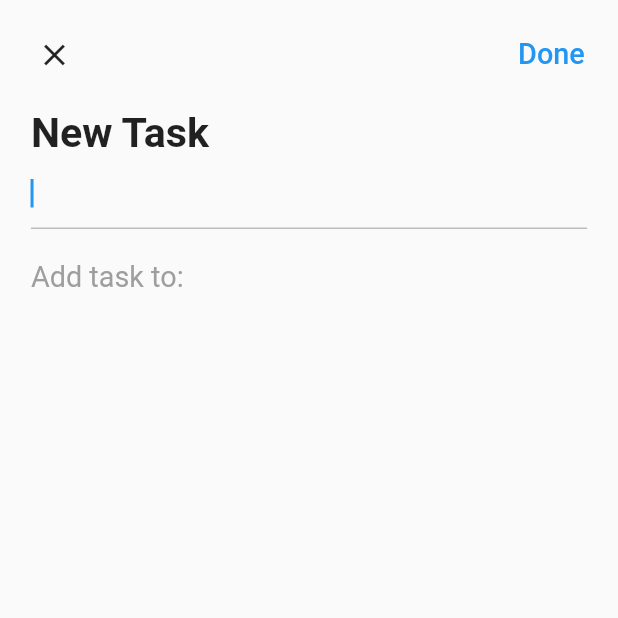
After one commit to mariugo/docket, a Flutter app: the AddTodoDialogWidget screen opened directly, on a phone screen of 412 x 824 dp, the top half of it. The commit adds this screen. Run offline on Flutter 3.47's test engine with Material 2 defaults, Android fonts, the phone set to English and light mode, and no system bars; our stand-ins replace dotted_border, equatable, flutter_easyloading, get, get_storage, step_progress_indicator; accounts and stored records are empty.

Commit message:
AddTodoDialog and functions done

```diff
--- a/lib/modules/home/home_controller.dart
+++ b/lib/modules/home/home_controller.dart
@@ -10,6 +10,7 @@ class HomeController extends GetxController {
   final formKey = GlobalKey<FormState>();
   final editController = TextEditingController();
   final tasks = <Task>[].obs;
+  final task = Rx<Task?>(null);
   final chipIndex = 0.obs;
   final isDeleting = false.obs;
 
@@ -38,6 +39,10 @@ class HomeController extends GetxController {
     tasks.remove(task);
   }
 
+  void changeTask(Task? selectTask) {
+    task.value = selectTask;
+  }
+
   void changeChipIndex(int index) {
     chipIndex.value = index;
   }
@@ -49,4 +54,27 @@ class HomeController extends GetxController {
     tasks.add(task);
     return true;
   }
+
+  bool updateTask(Task task, String title) {
+    var todos = task.todos ?? [];
+    if (containsTodo(todos, title)) {
+      return false;
+    }
+    var todo = {
+      'title': title,
+      'done': false,
+    };
+    todos.add(todo);
+    var newTask = task.copyWith(todos: todos);
+    int oldIndex = tasks.indexOf(task);
+    tasks[oldIndex] = newTask;
+    tasks.refresh();
+    return true;
+  }
+
+  bool containsTodo(List todos, String title) {
+    return todos.any(
+      (_todo) => _todo['title'] == title,
+    );
+  }
 }
--- a/lib/modules/home/home_view.dart
+++ b/lib/modules/home/home_view.dart
@@ -1,6 +1,7 @@
 import 'package:docket/core/values/colors.dart';
 import 'package:docket/data/model/task.dart';
 import 'package:docket/modules/home/widgets/add_card_widget.dart';
+import 'package:docket/modules/home/widgets/add_todo_dialog_widget.dart';
 import 'package:docket/modules/home/widgets/task_card_widget.dart';
 import 'package:flutter/material.dart';
 import 'package:flutter_easyloading/flutter_easyloading.dart';
@@ -64,7 +65,10 @@ class HomeView extends GetView<HomeController> {
           return Obx(
             () => FloatingActionButton(
               backgroundColor: controller.isDeleting.value ? Colors.red : blue,
-              onPressed: () {},
+              onPressed: () => Get.to(
+                () => AddTodoDialogWidget(),
+                transition: Transition.downToUp,
+              ),
               child: Icon(
                 controller.isDeleting.value ? Icons.delete : Icons.add,
               ),
--- /dev/null
+++ b/lib/modules/home/widgets/add_todo_dialog_widget.dart
@@ -0,0 +1,168 @@
+import 'package:docket/core/utils/extensions.dart';
+import 'package:flutter/material.dart';
+import 'package:flutter_easyloading/flutter_easyloading.dart';
+import 'package:get/get.dart';
+
+import '../home_controller.dart';
+
+class AddTodoDialogWidget extends StatelessWidget {
+  final homeController = Get.find<HomeController>();
+
+  AddTodoDialogWidget({
+    Key? key,
+  }) : super(key: key);
+
+  @override
+  Widget build(BuildContext context) {
+    return Scaffold(
+      body: Form(
+        key: homeController.formKey,
+        child: ListView(
+          children: [
+            Padding(
+              padding: EdgeInsets.all(3.0.deviceWidth),
+              child: Row(
+                mainAxisAlignment: MainAxisAlignment.spaceBetween,
+                children: [
+                  IconButton(
+                    onPressed: () {
+                      Get.back();
+                      homeController.editController.clear();
+                      homeController.changeTask(null);
+                    },
+                    icon: const Icon(
+                      Icons.close,
+                    ),
+                  ),
+                  TextButton(
+                    style: ButtonStyle(
+                      overlayColor: MaterialStateProperty.all(
+                        Colors.transparent,
+                      ),
+                    ),
+                    onPressed: () {
+                      if (homeController.formKey.currentState!.validate()) {
+                        if (homeController.task.value == null) {
+                          EasyLoading.showError('Please select task type');
+                        } else {
+                          bool success = homeController.updateTask(
+                            homeController.task.value!,
+                            homeController.editController.text,
+                          );
+                          if (success) {
+                            EasyLoading.showSuccess('Todo item added');
+                            Get.back();
+                            homeController.changeTask(null);
+                          } else {
+                            EasyLoading.showError('Todo item already exists');
+                          }
+                          homeController.editController.clear();
+                        }
+                      }
+                    },
+                    child: Text(
+                      'Done',
+                      style: TextStyle(
+                        fontSize: 14.0.sp,
+                      ),
+                    ),
+                  ),
+                ],
+              ),
+            ),
+            Padding(
+              padding: EdgeInsets.symmetric(horizontal: 5.0.deviceWidth),
+              child: Text(
+                'New Task',
+                style: TextStyle(
+                  fontSize: 20.0.sp,
+                  fontWeight: FontWeight.bold,
+                ),
+              ),
+            ),
+            Padding(
+              padding: EdgeInsets.symmetric(horizontal: 5.0.deviceWidth),
+              child: TextFormField(
+                  controller: homeController.editController,
+                  decoration: InputDecoration(
+                    focusedBorder: UnderlineInputBorder(
+                      borderSide: BorderSide(
+                        color: Colors.grey[400]!,
+                      ),
+                    ),
+                  ),
+                  autofocus: true,
+                  validator: (_value) {
+                    if (_value == null || _value.trim().isEmpty) {
+                      return 'Please, enter your todo item';
+                    }
+                    return null;
+                  }),
+            ),
+            Padding(
+              padding: EdgeInsets.only(
+                top: 5.0.deviceWidth,
+                left: 5.0.deviceWidth,
+                right: 5.0.deviceWidth,
+                bottom: 2.0.deviceWidth,
+              ),
+              child: Text(
+                'Add task to:',
+                style: TextStyle(
+                  fontSize: 14.0.sp,
+                  color: Colors.grey,
+                ),
+              ),
+            ),
+            ...homeController.tasks.map(
+              (_element) => Obx(
+                () => InkWell(
+                  onTap: () => homeController.changeTask(_element),
+                  child: Padding(
+                    padding: EdgeInsets.symmetric(
+                      vertical: 3.0.deviceWidth,
+                      horizontal: 5.0.deviceWidth,
+                    ),
+                    child: Row(
+                      mainAxisAlignment: MainAxisAlignment.spaceBetween,
+                      children: [
+                        Row(
+                          children: [
+                            Icon(
+                              IconData(
+                                _element.icon,
+                                fontFamily: 'MaterialIcons',
+                              ),
+                              color: HexColor.fromHex(
+                                _element.color,
+                              ),
+                            ),
+                            SizedBox(
+                              width: 3.0.deviceWidth,
+                            ),
+                            Text(
+                              _element.title,
+                              style: TextStyle(
+                                fontSize: 12.0.sp,
+                                fontWeight: FontWeight.bold,
+                              ),
+                            ),
+                          ],
+                        ),
+                        if (homeController.task.value == _element)
+                          const Icon(
+                            Icons.check,
+                            color: Colors.blue,
+                          ),
+                      ],
+                    ),
+                  ),
+                ),
+              ),
+            ),
+          ],
+        ),
+      ),
+    );
+  }
+}
```
